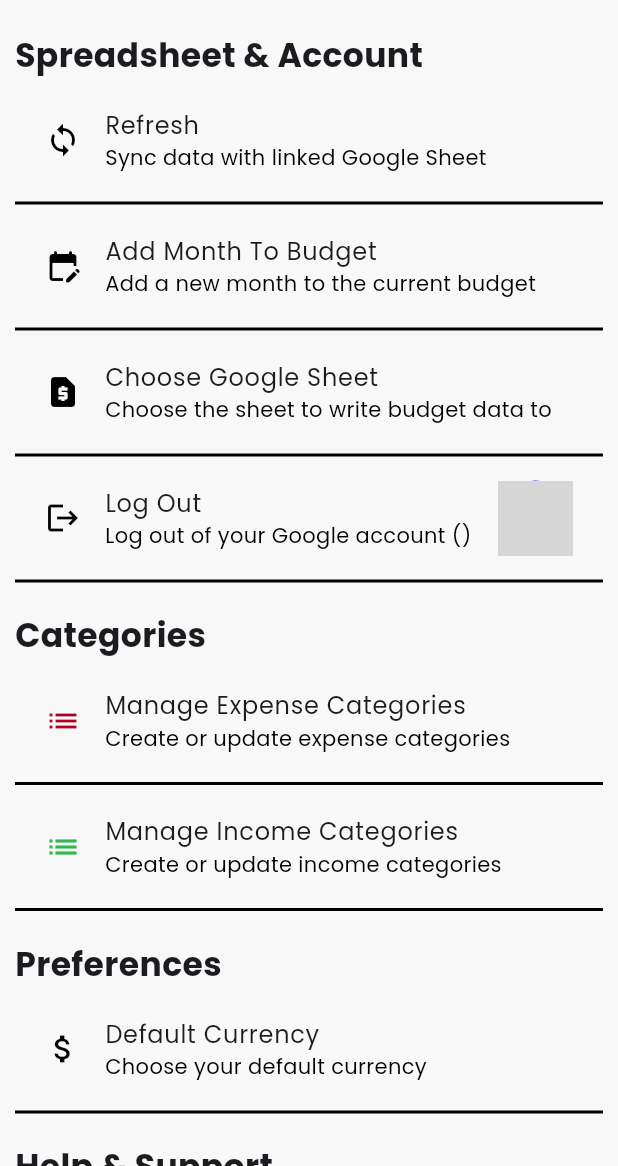
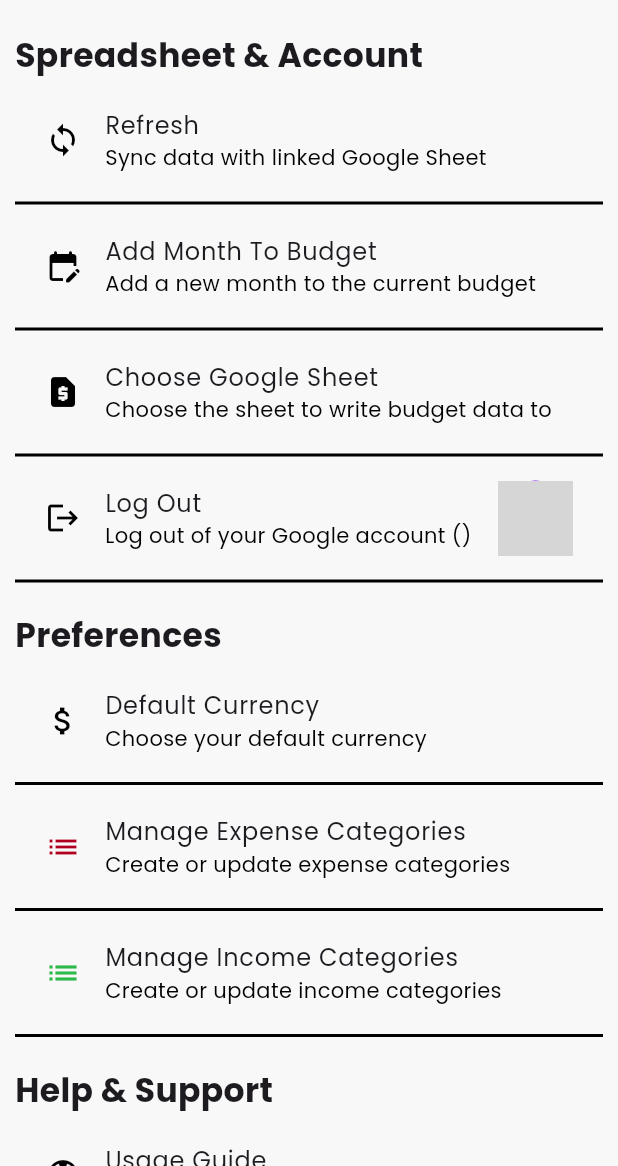
Before and after one commit to hrushikeshrv/money-warden, a Flutter app: the SettingsPage widget shown alone on an empty page, opened directly, on a phone screen of 412 x 824 dp, the part 70-1236 px from its top. Run offline on Flutter 3.47's test engine with Material 3 defaults, Android fonts, the phone set to English and light mode, and no system bars; our stand-ins replace community_charts_flutter, firebase_core, google_sign_in, googleapis_auth, shared_preferences; missing offline and left inert: community_charts_common, extension_google_sign_in_as_googleapis_auth, googleapis; accounts and stored records are empty; network calls fail; grey boxes are pictures that could not be loaded.

Commit message:
Reordered settings options

```diff
--- a/lib/models/budget_month.dart
+++ b/lib/models/budget_month.dart
@@ -137,7 +137,7 @@ class BudgetMonth {
         data: spends,
         domainFn: (CategorySpend spend, _) => spend.amount,
         measureFn: (CategorySpend spend, _) => spend.amount,
-        labelAccessorFn: (CategorySpend spend, _) => '${spend.name}\n${spend.amount}',
+        labelAccessorFn: (CategorySpend spend, _) => '${spend.name}\n${spend.amount.toStringAsFixed(2)}',
         colorFn: (CategorySpend spend, __) {
           material.Color color = spend.backgroundColor ?? getRandomGraphColor();
           return Color(
--- a/lib/pages/add_budget_month_to_spreadsheet.dart
+++ b/lib/pages/add_budget_month_to_spreadsheet.dart
@@ -67,6 +67,7 @@ class _AddBudgetMonthToSpreadsheetPageState extends State<AddBudgetMonthToSpread
         _loading = true;
       });
       bool response = await budget.createSheet(monthName);
+      Navigator.of(context).pop();
     }
     on SpreadsheetValueException catch (e) {
       setState(() {
@@ -119,7 +120,6 @@ class _AddBudgetMonthToSpreadsheetPageState extends State<AddBudgetMonthToSpread
                     onTap: () {
                       if (_loading) return;
                       createBudgetMonth('$selectedMonth $selectedYear', budget);
-                      Navigator.of(context).pop();
                     }
                   )
                 ],
--- a/lib/pages/settings.dart
+++ b/lib/pages/settings.dart
@@ -80,7 +80,24 @@ class _SettingsPageState extends State<SettingsPage> {
                     ),
 
                     const SizedBox(height: 20),
-                    const Heading1(text: 'Categories'),
+                    const Heading1(text: 'Preferences'),
+                    SettingsTile(
+                      leading: const Icon(Icons.attach_money),
+                      title: 'Default Currency',
+                      subtitle: 'Choose your default currency',
+                      onTap: () {
+                        showModalBottomSheet(
+                          context: context,
+                          isScrollControlled: true,
+                          builder: (context) {
+                            return const FractionallySizedBox(
+                              heightFactor: 0.85,
+                              child: ChooseDefaultCurrencyPage()
+                            );
+                          }
+                        );
+                      },
+                    ),
                     SettingsTile(
                       leading: Icon(Icons.list, color: Theme
                           .of(context)
@@ -101,26 +118,6 @@ class _SettingsPageState extends State<SettingsPage> {
                       subtitle: 'Create or update income categories',
                       onTap: () {
                         Navigator.of(context).pushNamed('income_categories_list');
-                      },
-                    ),
-
-                    const SizedBox(height: 20),
-                    const Heading1(text: 'Preferences'),
-                    SettingsTile(
-                      leading: const Icon(Icons.attach_money),
-                      title: 'Default Currency',
-                      subtitle: 'Choose your default currency',
-                      onTap: () {
-                        showModalBottomSheet(
-                          context: context,
-                          isScrollControlled: true,
-                          builder: (context) {
-                            return const FractionallySizedBox(
-                              heightFactor: 0.85,
-                              child: ChooseDefaultCurrencyPage()
-                            );
-                          }
-                        );
                       },
                     ),
 
--- a/lib/services/sheets.dart
+++ b/lib/services/sheets.dart
@@ -110,7 +110,7 @@ class SheetsService {
   /// Returns a BudgetMonth instance populated with data from the
   /// corresponding sheet in the spreadsheet with the passed spreadsheetId.
   ///
-  /// IMPORTANT: Assumes the passed month exists in the budget spreadsheet,
+  /// Assumes the passed month exists in the budget spreadsheet,
   /// and throws an exception if it doesn't.
   static Future<BudgetMonth> getBudgetMonthData(String spreadsheetId, String month, SheetsApi? api) async {
     api ??= await getSheetsApiClient();
```
